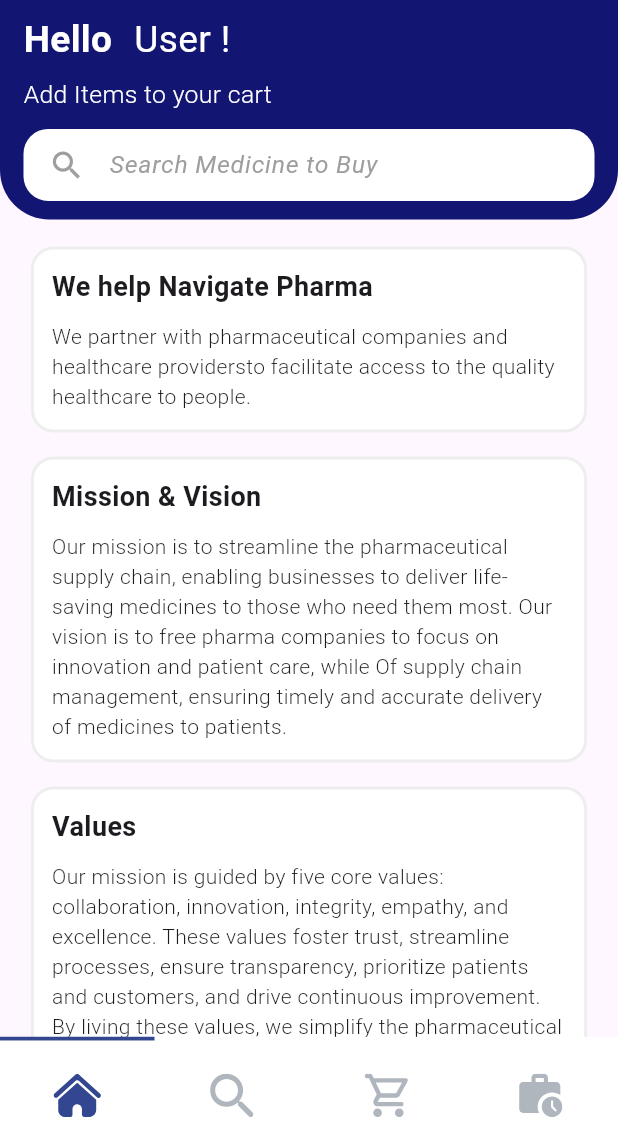
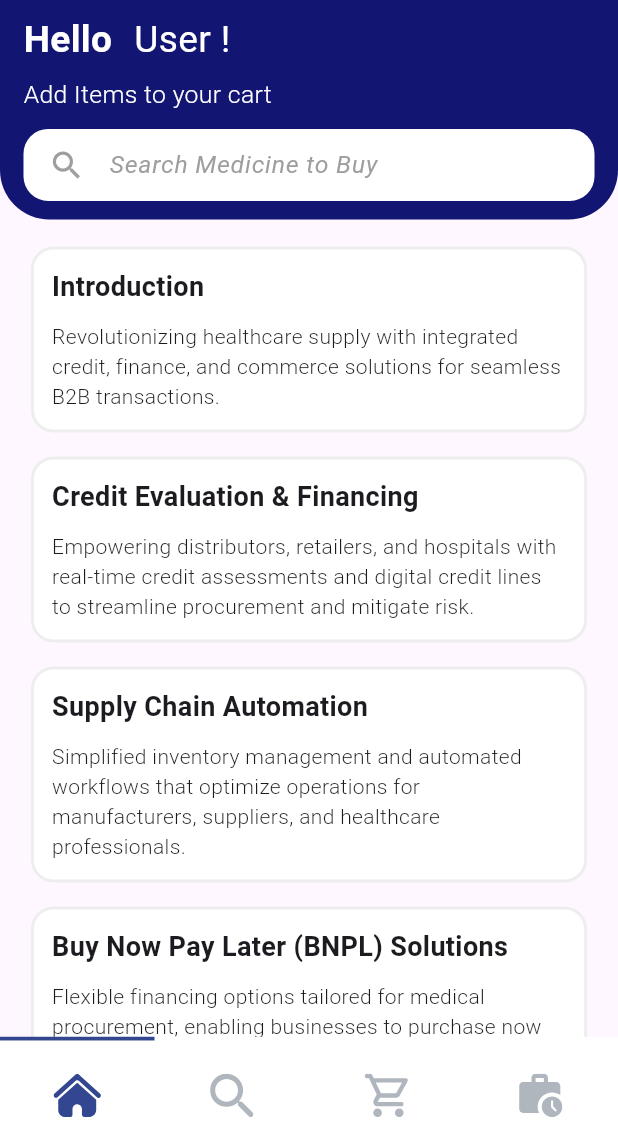
Before and after one commit to T-K-Patel/genme-app, a Flutter app: the HomeScreen screen opened by its route, on a phone screen of 412 x 824 dp, the part 88-1236 px from its top. Run offline on Flutter 3.47's test engine with Material 3 defaults, Android fonts, the phone set to English and light mode, and no system bars; our stand-ins replace bloc, equatable, flutter_bloc, flutter_svg, flutter_typeahead, go_router and 1 more; accounts and stored records are empty; network calls fail; project files that could hold a hidden picture were left out.

```diff
--- a/lib/screens/Home.dart
+++ b/lib/screens/Home.dart
@@ -3,40 +3,85 @@ import 'package:genme_app/widget/custom_app_bar.dart';
 
 const infoData = [
   {
-    "title": "We help Navigate Pharma",
-    "description": "We partner with pharmaceutical companies and healthcare providers"
-        "to facilitate access to the quality healthcare to people."
+    "title": "Introduction",
+    "description":
+        '''Revolutionizing healthcare supply with integrated credit, finance, and commerce solutions for seamless B2B transactions.'''
+    // "We partner with pharmaceutical companies and healthcare providers"
+    //     "to facilitate access to the quality healthcare to people."
   },
   {
-    "title": "Mission & Vision",
-    "description": "Our mission is to streamline the pharmaceutical supply chain, "
-        "enabling businesses to deliver life-saving medicines to those "
-        "who need them most. Our vision is to free pharma companies to "
-        "focus on innovation and patient care, while Of supply chain "
-        "management, ensuring timely and accurate delivery of medicines "
-        "to patients."
+    "title": "Credit Evaluation & Financing",
+    "description":
+        '''Empowering distributors, retailers, and hospitals with real-time credit assessments and digital credit lines to streamline procurement and mitigate risk.'''
   },
   {
-    "title": "Values",
-    "description": "Our mission is guided by five core values: collaboration, "
-        "innovation, integrity, empathy, and excellence. These values foster trust, "
-        "streamline processes, ensure transparency, prioritize patients and customers, "
-        "and drive continuous improvement. By living these values, we simplify the "
-        "pharmaceutical supply chain and make a meaningful impact on people's lives."
+    "title": "Supply Chain Automation",
+    "description":
+        '''Simplified inventory management and automated workflows that optimize operations for manufacturers, suppliers, and healthcare professionals.'''
+  },
+  {
+    "title": "Buy Now Pay Later (BNPL) Solutions",
+    "description":
+        '''Flexible financing options tailored for medical procurement, enabling businesses to purchase now and pay later with confidence.'''
+  },
+  {
+    "title": "B2B Marketplace",
+    "description":
+        '''A one-stop platform for healthcare procurement, connecting suppliers, hospitals, and pharmacies with transparent pricing and trusted partners.'''
+  },
+  {
+    "title": "Data-Driven Insights",
+    "description":
+        '''Harnessing AI and analytics to provide actionable insights into supply chain efficiency, market trends, and business growth opportunities.'''
+  },
+  {
+    "title": "End-to-End Integration",
+    "description":
+        '''Seamless integration across finance, commerce, and logistics, enhancing trust, reducing delays, and ensuring compliance in healthcare transactions.'''
   },
   {
     "title": "Our Team",
-    "description": "Our team includes students/graduates from BITS Pilani and the IITs, "
+    "description":
+        "Our team includes students/graduates from BITS Pilani and the IITs, "
             "along with industry veterans with over 20 years of combined experience and "
             "significant startup and industry projects."
   }
+  // {
+  //   "title": "We help Navigate Pharma",
+  //   "description": "We partner with pharmaceutical companies and healthcare providers"
+  //       "to facilitate access to the quality healthcare to people."
+  // },
+  // {
+  //   "title": "Mission & Vision",
+  //   "description": "Our mission is to streamline the pharmaceutical supply chain, "
+  //       "enabling businesses to deliver life-saving medicines to those "
+  //       "who need them most. Our vision is to free pharma companies to "
+  //       "focus on innovation and patient care, while Of supply chain "
+  //       "management, ensuring timely and accurate delivery of medicines "
+  //       "to patients."
+  // },
+  // {
+  //   "title": "Values",
+  //   "description": "Our mission is guided by five core values: collaboration, "
+  //       "innovation, integrity, empathy, and excellence. These values foster trust, "
+  //       "streamline processes, ensure transparency, prioritize patients and customers, "
+  //       "and drive continuous improvement. By living these values, we simplify the "
+  //       "pharmaceutical supply chain and make a meaningful impact on people's lives."
+  // },
+  // {
+  //   "title": "Our Team",
+  //   "description": "Our team includes students/graduates from BITS Pilani and the IITs, "
+  //       "along with industry veterans with over 20 years of combined experience and "
+  //       "significant startup and industry projects."
+  // }
 ];
 
 const teamData = [
   {
     "name": "Tirth Patel",
     "role": "Software Engineer",
-    "imageUrl": "https://portfolio-tkpatel.vercel.app/assets/AboutMeImage-aPbed6c7.jpg",
+    "imageUrl":
+        "https://portfolio-tkpatel.vercel.app/assets/AboutMeImage-aPbed6c7.jpg",
     "bio": "I am a software engineer with a passion for building products that "
         "make a difference in people's lives."
   },
@@ -128,7 +173,9 @@ class InfoCard extends StatelessWidget {
         return Container(
           margin: const EdgeInsets.symmetric(horizontal: 16, vertical: 8),
           padding: const EdgeInsets.all(12),
-          width: constraints.maxWidth > 600 ? 600 : screenWidth * 0.9, // Limiting max width
+          width: constraints.maxWidth > 600
+              ? 600
+              : screenWidth * 0.9, // Limiting max width
           decoration: BoxDecoration(
             color: Colors.white,
             borderRadius: BorderRadius.circular(15),
@@ -140,7 +187,9 @@ class InfoCard extends StatelessWidget {
               Text(
                 title,
                 style: TextStyle(
-                  fontSize: constraints.maxWidth > 600 ? 24 : 18, // Adjust font size based on width
+                  fontSize: constraints.maxWidth > 600
+                      ? 24
+                      : 18, // Adjust font size based on width
                   fontWeight: FontWeight.bold,
                 ),
               ),
@@ -159,8 +208,6 @@ class InfoCard extends StatelessWidget {
     );
   }
 }
-
-
 
 class MemberCard extends StatelessWidget {
   final String name;
@@ -185,7 +232,9 @@ class MemberCard extends StatelessWidget {
         return Container(
           margin: const EdgeInsets.symmetric(horizontal: 16, vertical: 8),
           padding: const EdgeInsets.all(12),
-          width: constraints.maxWidth > 600 ? 600 : screenWidth * 0.9, // Max width limit
+          width: constraints.maxWidth > 600
+              ? 600
+              : screenWidth * 0.9, // Max width limit
           decoration: BoxDecoration(
             color: Colors.white,
             borderRadius: BorderRadius.circular(15),
@@ -204,7 +253,6 @@ class MemberCard extends StatelessWidget {
                 ),
               ),
               const SizedBox(width: 10),
-
               Expanded(
                 child: Column(
                   crossAxisAlignment: CrossAxisAlignment.start,
@@ -217,7 +265,6 @@ class MemberCard extends StatelessWidget {
                       ),
                     ),
                     const SizedBox(height: 6),
-
                     Text(
                       role,
                       style: TextStyle(
@@ -226,7 +273,6 @@ class MemberCard extends StatelessWidget {
                       ),
                     ),
                     const SizedBox(height: 6),
-
                     Text(
                       bio,
                       style: TextStyle(
@@ -234,7 +280,9 @@ class MemberCard extends StatelessWidget {
                         fontWeight: FontWeight.w300,
                       ),
                       softWrap: true,
-                      maxLines: constraints.maxWidth > 600 ? 4 : 3, // Increase lines for wider screens
+                      maxLines: constraints.maxWidth > 600
+                          ? 4
+                          : 3, // Increase lines for wider screens
                       overflow: TextOverflow.ellipsis,
                     ),
                   ],
--- a/lib/screens/orders/order_detail_screen.dart
+++ b/lib/screens/orders/order_detail_screen.dart
@@ -308,11 +308,11 @@ class OrderDetailScreen extends StatelessWidget {
                                 ),
                               ),
                               onPressed: () async {
-                                final Uri _url =
+                                final Uri url =
                                     Uri.parse(order.invoice!.url ?? "");
-                                if (!await launchUrl(_url,
+                                if (!await launchUrl(url,
                                     mode: LaunchMode.externalApplication)) {
-                                  throw Exception('Could not launch $_url');
+                                  throw Exception('Could not launch $url');
                                 }
                               },
                               child: Row(
--- a/lib/screens/orders/orders_screen.dart
+++ b/lib/screens/orders/orders_screen.dart
@@ -52,7 +52,9 @@ class _OrdersScreenState extends State<OrdersScreen> {
                                     children: state.orders
                                         .map((order) => OrderCard(
                                               id: order.id,
-                                              date: DateFormat('hh:mm a')
+                                              date: DateFormat("dd MMM yyyy")
+                                                  .format(order.createdAt),
+                                              time: DateFormat('hh:mm a')
                                                   .format(order.createdAt),
                                               total:
                                                   order.itemsCount.toString(),
```
Also changed, not shown: lib/screens/orders/widget/order_card.dart (+16 -1 lines), lib/state/orderdetail/order_detail_bloc.dart (+35 -49 lines). Lines whose indentation alone changed are shown as unchanged.
